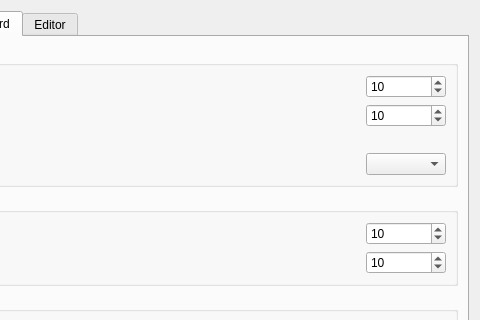
This is sources/ui/configpage/generalconfigurationpage.ui in itaueira/qelectrotech-source as Qt 5 draws it before an edit; both pictures show x 475 to 955 and y 0 to 320 of the 955 by 577 pixel window. The edited form follows.
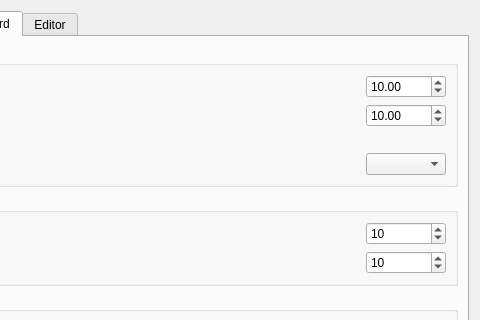
This is the edited form. The open tabs and pages were chosen to show the change. Custom widgets are drawn as their Qt base class.

```diff
--- a/sources/ui/configpage/generalconfigurationpage.ui
+++ b/sources/ui/configpage/generalconfigurationpage.ui
@@ -1133,24 +1133,27 @@
          </property>
          <layout class="QGridLayout" name="gridLayout_6">
           <item row="0" column="2">
-           <widget class="QSpinBox" name="DiagramEditor_xGrid_sb">
+           <widget class="QDoubleSpinBox" name="DiagramEditor_xGrid_sb">
             <property name="minimumSize">
              <size>
               <width>80</width>
               <height>0</height>
              </size>
             </property>
+            <property name="decimals">
+             <number>2</number>
+            </property>
             <property name="minimum">
-             <number>1</number>
+             <double>0.100000000000000</double>
             </property>
             <property name="maximum">
-             <number>30</number>
+             <double>30.000000000000000</double>
             </property>
             <property name="singleStep">
              <number>1</number>
             </property>
             <property name="value">
-             <number>10</number>
+             <double>10.000000000000000</double>
             </property>
            </widget>
           </item>
@@ -1169,21 +1172,27 @@
            </widget>
           </item>
           <item row="1" column="2">
-           <widget class="QSpinBox" name="DiagramEditor_yGrid_sb">
+           <widget class="QDoubleSpinBox" name="DiagramEditor_yGrid_sb">
             <property name="minimumSize">
              <size>
               <width>80</width>
               <height>0</height>
              </size>
             </property>
+            <property name="decimals">
+             <number>2</number>
+            </property>
             <property name="minimum">
-             <number>1</number>
+             <double>0.100000000000000</double>
             </property>
             <property name="maximum">
-             <number>30</number>
+             <double>30.000000000000000</double>
+            </property>
+            <property name="stepType">
+             <enum>QAbstractSpinBox::AdaptiveDecimalStepType</enum>
             </property>
             <property name="value">
-             <number>10</number>
+             <double>10.000000000000000</double>
             </property>
            </widget>
           </item>
```
Left out of the diff: 4 changed lines with no effect on the pictures.
